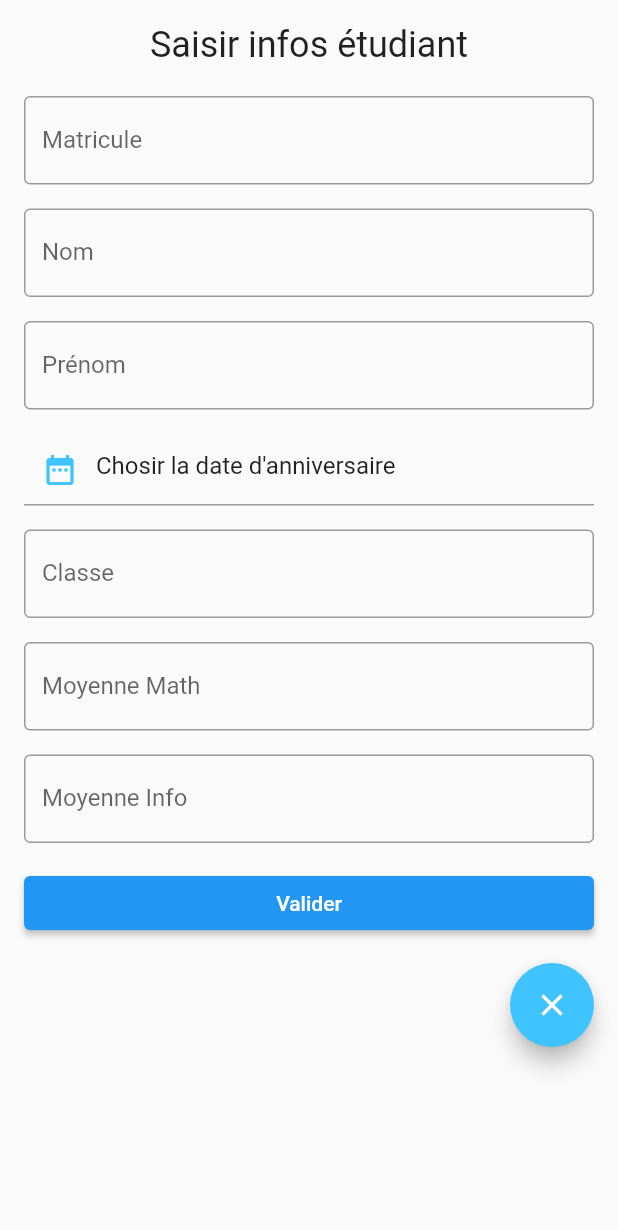
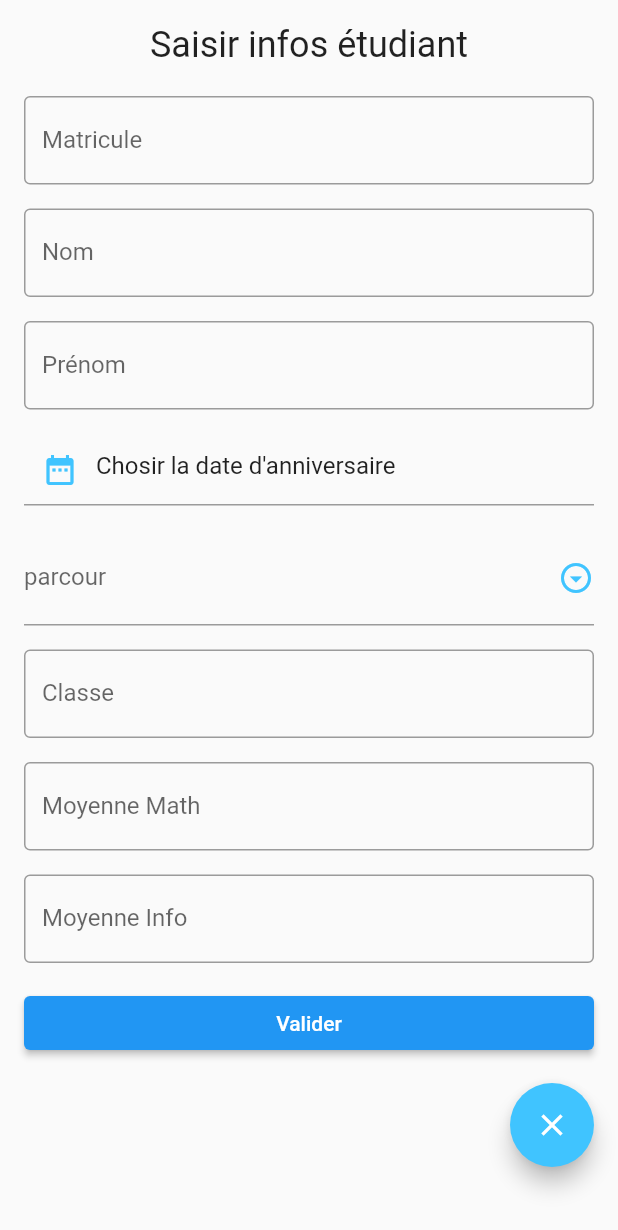
Before and after one commit to AngeATT/crud_ecole, a Flutter app: the AjouterEleve screen opened directly, after a tap on the "close" icon, on a phone screen of 412 x 824 dp. Shown: the top 1230 px of the screen. Run offline on Flutter 3.47's test engine with Material 2 defaults, Android fonts, the phone set to English and light mode, and no system bars.

Commit message:
drop btn pour choisir la classe

```diff
--- a/lib/pages/AjouterEleve.dart
+++ b/lib/pages/AjouterEleve.dart
@@ -10,6 +10,16 @@ class AjouterEleve extends StatefulWidget {
 }
 
 class _AjouterEleveState extends State<AjouterEleve> {
+  List<String> _items = [
+    'Élément 1',
+    'Élément 2',
+    'Élément 3',
+    'Élément 4',
+    'Élément 5',
+  ]; //TODO : supprimer cette liste et remplacer par un appel à la bd
+    //TODO : désactiver le formulaire si la table classe est vide
+
+  String? valueSelectedDropBtn;
   DateFormat formatter = DateFormat('dd-MM-yyyy');
   FocusScopeNode focusScopeNode = FocusScopeNode();
   final _formKey = GlobalKey<FormState>();
@@ -55,6 +65,7 @@ class _AjouterEleveState extends State<AjouterEleve> {
       classeController.clear();
       moyMathController.clear();
       moyInfoController.clear();
+      valueSelectedDropBtn = "choississez la classe";
     });
   }
 
@@ -152,6 +163,26 @@ class _AjouterEleveState extends State<AjouterEleve> {
                                 ),
                               ),
                               SizedBox(height: 16.0),
+                              DropdownButtonFormField(
+                                  value: valueSelectedDropBtn,
+                                  items: _items.map(
+                                          (e) => DropdownMenuItem(child: Text(e),value: e)
+                                  ).toList(),
+                                  onChanged: (value){
+                                    setState(() {
+                                      valueSelectedDropBtn = value;
+                                    });
+                                  },
+                                decoration: InputDecoration(
+                                  labelText: "parcour",
+                                  border: UnderlineInputBorder()
+                                ),
+                              icon: Icon(
+                                Icons.arrow_drop_down_circle_outlined,
+                                color: Colors.lightBlueAccent,
+                              ),
+                              ),
+                              SizedBox(height: 16.0),
                               TextFormField(
                                 controller: classeController,
                                 decoration: InputDecoration(
@@ -213,6 +244,7 @@ class _AjouterEleveState extends State<AjouterEleve> {
                                     print('Moyenne Math: $moyMath');
                                     print('Moyenne Info: $moyInfo');
                                     //TODO : enregistrer l'éléve et clear les champs si il a été enregistré
+                                    //TODO : vérifier les moyennes, vérifier les regex des noms prenoms etc, vérifier la forme des matricules
                                   }
                                 },
                                 child: Text('Valider'),
```
